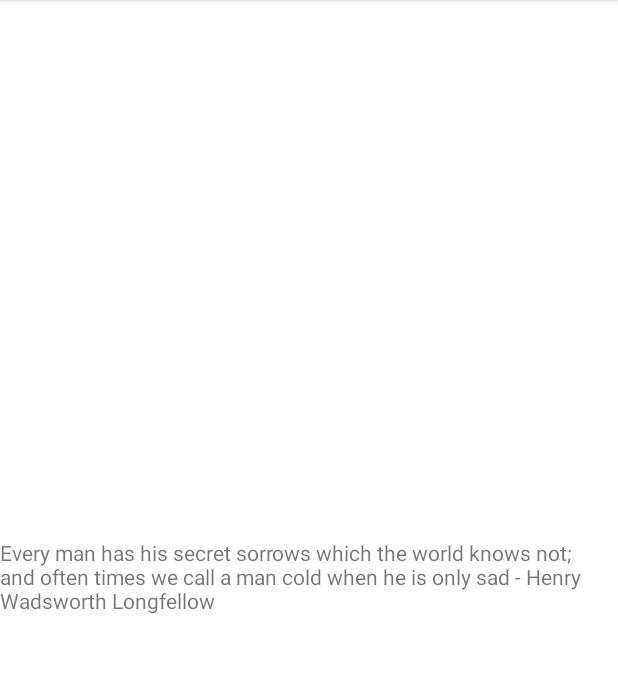
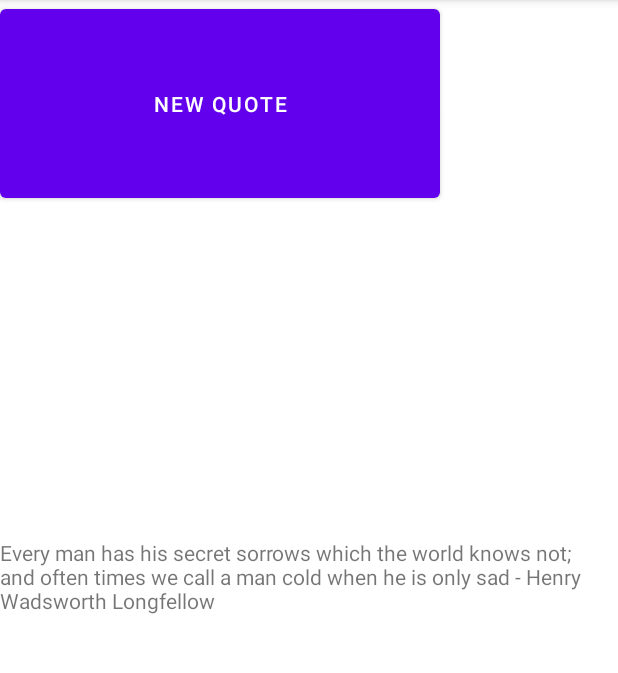
Before and after one commit to LukasTinnes/Depressionquotes, an Android app: the screen it shows after launch (MainActivity), on a phone screen of 412 x 824 dp, the part 84-757 px from its top. Run offline under Robolectric (Android 15) with nearby library versions, the phone set to English and light mode, and no system bars.

Commit message:
Added Logging Button

```diff
--- a/app/src/main/java/com/example/depressionquotes/MainActivity.java
+++ b/app/src/main/java/com/example/depressionquotes/MainActivity.java
@@ -3,6 +3,9 @@ package com.example.depressionquotes;
 import androidx.appcompat.app.AppCompatActivity;
 
 import android.os.Bundle;
+import android.util.Log;
+import android.view.View;
+import android.widget.Button;
 import android.widget.TextView;
 
 public class MainActivity extends AppCompatActivity {
@@ -14,6 +17,13 @@ public class MainActivity extends AppCompatActivity {
 //        This is good coding practice for apps apparently
         String[] quotes = getResources().getStringArray(R.array.quotes);
         final TextView textview = findViewById(R.id.text_id);
+        final Button button = findViewById(R.id.button);
+        button.setOnClickListener(new View.OnClickListener() {
+            @Override
+            public void onClick(View v) {
+                Log.i("MyApp", "Pressed");
+            }
+        });
         textview.setText(quotes[0]);
     }
 }
--- a/app/src/main/res/layout/activity_main.xml
+++ b/app/src/main/res/layout/activity_main.xml
@@ -16,4 +16,12 @@
         app:layout_constraintRight_toRightOf="parent"
         app:layout_constraintTop_toTopOf="parent" />
 
+    <Button
+        android:id="@+id/button"
+        android:layout_width="293dp"
+        android:layout_height="138dp"
+        android:text="New Quote"
+        tools:layout_editor_absoluteX="-2dp"
+        tools:layout_editor_absoluteY="593dp" />
+
 </androidx.constraintlayout.widget.ConstraintLayout>
```
